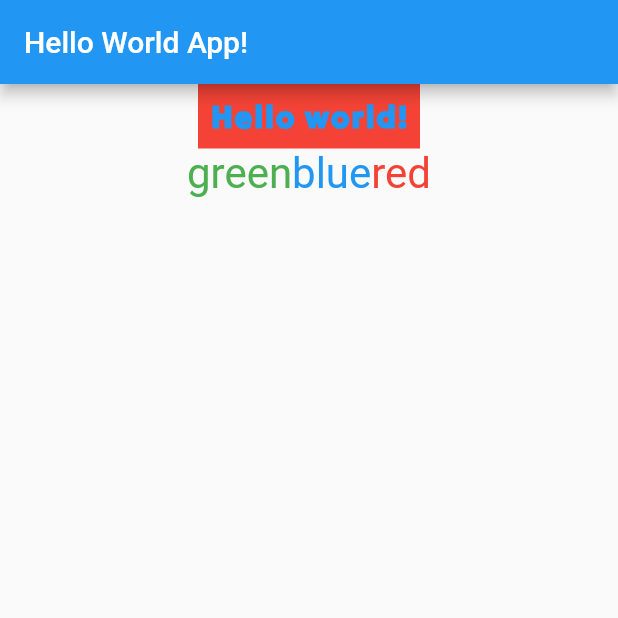
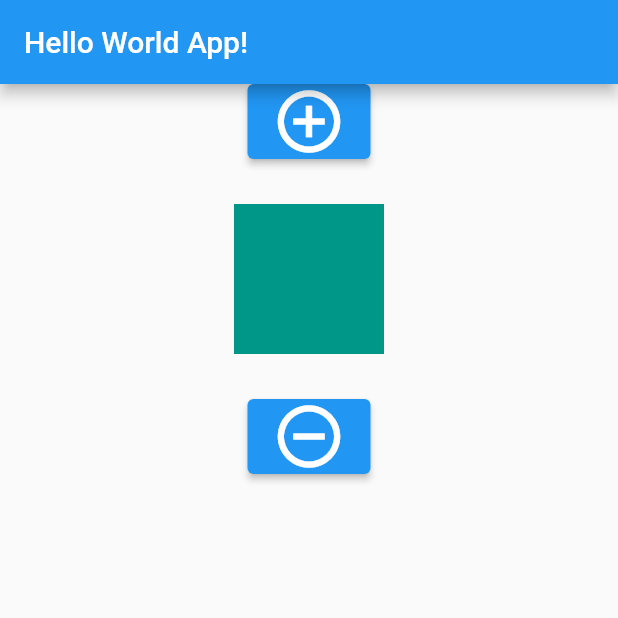
Before and after one commit to galileo-academy-wmiw/robin.dommelen-flutter, a Flutter app: the screen it shows after launch, on a phone screen of 412 x 824 dp, the top half of it. Run offline on Flutter 3.47's test engine with Material 2 defaults, Android fonts, the phone set to English and light mode, and no system bars; our stand-ins replace audioplayers, video_player.

Commit message:
push: H4.13

```diff
--- a/hello-world/lib/main.dart
+++ b/hello-world/lib/main.dart
@@ -27,30 +27,36 @@ class AppRoot extends StatelessWidget {
   }
 }
 
-class AppTree extends StatelessWidget {
+class AppTree extends StatefulWidget {
+
+  @override
+  State<AppTree> createState() => _AppTreeState();
+}
+
+class _AppTreeState extends State<AppTree> {
+
+  double _size = 100;
 
   @override
   Widget build(BuildContext context) {
     return Column(
       children: [
+        ElevatedButton(onPressed: () {
+          setState(() {
+            _size += 10;
+          });
+        }, child: Icon(Icons.add_circle_outline, size: 50)),
         Container(
-          color: Colors.red,
-          padding: const EdgeInsets.all(8.0),
-          child: Text("Hello world!", style: blueText, textScaleFactor: 1.5,),
+          margin: EdgeInsets.symmetric(vertical: 30),
+          width: _size,
+          height: _size,
+          color: Colors.teal,
         ),
-        Container(
-          child: RichText(
-            textScaleFactor: 2,
-            text: TextSpan(
-              text: "green",
-              style: TextStyle(color: Colors.green),
-              children: <TextSpan>[
-                TextSpan(text: "blue", style: TextStyle(color: Colors.blue)),
-                TextSpan(text: "red", style: TextStyle(color: Colors.red))
-            ]
-            ),
-          )
-        ),
+        ElevatedButton(onPressed: () {
+          setState(() {
+            _size -= 10;
+          });
+        }, child: Icon(Icons.remove_circle_outline, size: 50)),
       ],
     );
   }
```
